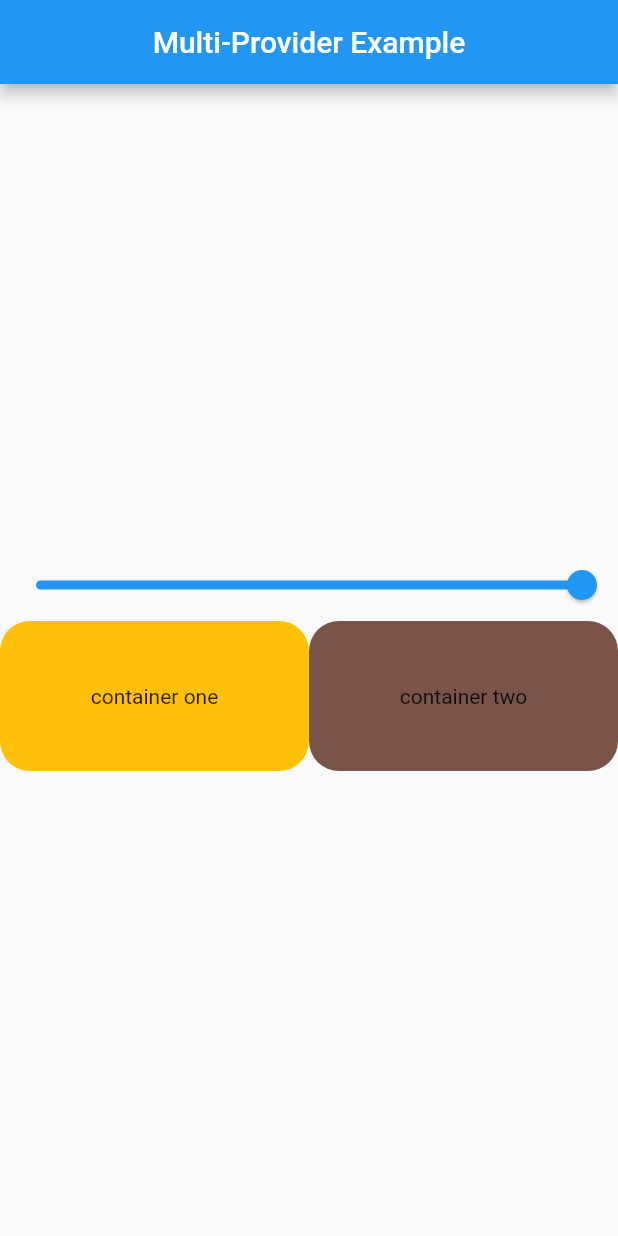
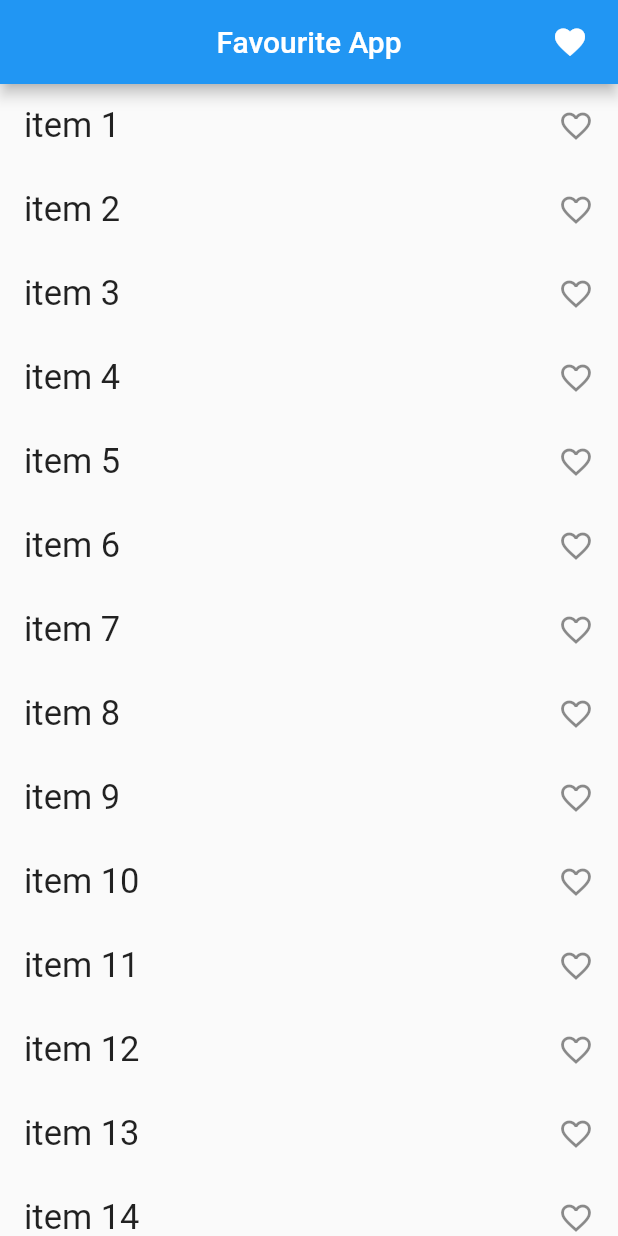
Before and after one commit to numanarif990/State_management, a Flutter app: the screen it shows after launch, on a phone screen of 412 x 824 dp. Run offline on Flutter 3.47's test engine with Material 3 defaults, Android fonts, the phone set to English and light mode, and no system bars.

Commit message:
Favourite app with multiprovider

```diff
--- a/lib/main.dart
+++ b/lib/main.dart
@@ -1,8 +1,10 @@
 import 'package:flutter/material.dart';
 import 'package:provider/provider.dart';
+import 'package:state_management/providers/favourite_provider.dart';
 import 'package:state_management/providers/multi_provider.dart';
 import 'package:state_management/screens/count_example.dart';
 import 'package:state_management/providers/provider_counter.dart';
+import 'package:state_management/screens/favourite/favourite_screen.dart';
 import 'package:state_management/screens/multi_provider_screen.dart';
 
 void main() {
@@ -15,10 +17,9 @@ class MyApp extends StatelessWidget {
   @override
   Widget build(BuildContext context) {
     return MultiProvider(providers: [
-      ChangeNotifierProvider(
-        create: (_) => ProviderCounter(),
-      ),
-      ChangeNotifierProvider(create: (_)=> MultiProvider1())
+      ChangeNotifierProvider(create: (_) => ProviderCounter()),
+      ChangeNotifierProvider(create: (_)=> MultiProvider1()),
+      ChangeNotifierProvider(create: (_)=>  FavouriteProvider())
     ],
       child: MaterialApp(
         debugShowCheckedModeBanner: false,
@@ -26,7 +27,7 @@ class MyApp extends StatelessWidget {
           useMaterial3: false,
           primarySwatch: Colors.blue,
         ),
-        home: const MultiProviderScreen(),
+        home: const FavouriteScreen(),
       ),
     );
   }
--- /dev/null
+++ b/lib/providers/favourite_provider.dart
@@ -0,0 +1,14 @@
+import 'package:flutter/foundation.dart';
+class FavouriteProvider with ChangeNotifier{
+  List<int> _selectedItems = [];
+  List<int> get selectedItems => _selectedItems;
+  void addItem(int value){
+    _selectedItems.add(value);
+    notifyListeners();
+  }
+  void removeItem(int value){
+    _selectedItems.remove(value);
+    notifyListeners();
+  }
+
+}
--- /dev/null
+++ b/lib/screens/favourite/favourite_screen.dart
@@ -0,0 +1,58 @@
+import 'package:flutter/material.dart';
+import 'package:provider/provider.dart';
+import 'package:state_management/providers/favourite_provider.dart';
+import 'package:state_management/screens/favourite/myfavourites.dart';
+
+class FavouriteScreen extends StatefulWidget {
+  const FavouriteScreen({super.key});
+
+  @override
+  State<FavouriteScreen> createState() => _FavouriteScreenState();
+}
+
+class _FavouriteScreenState extends State<FavouriteScreen> {
+  List<int> selectedItems = [];
+  @override
+  Widget build(BuildContext context) {
+    print("build");
+    return Scaffold(
+      appBar: AppBar(
+        title: const Text("Favourite App"),
+        centerTitle: true,
+        actions: [
+          InkWell(
+              onTap: (){
+                Navigator.push(context, MaterialPageRoute(builder: (context)=> const Myfavourites()));
+              },
+              child: const Icon(Icons.favorite)),
+          const SizedBox(width: 20,)
+    ]
+    ),
+      body: Column(
+        children: [
+          Expanded(
+            child: ListView.builder(
+              itemCount: 100, // Assuming 10 favorite apps for this example
+                itemBuilder: (context, index){
+                  return Consumer<FavouriteProvider>(builder: (context, value, child){
+                    return ListTile(
+                      onTap: (){
+                        if (value.selectedItems.contains(index)) {
+                          value.removeItem(index);
+                        } else {
+                          value.addItem(index);
+                        }
+
+                      },
+                      trailing: value.selectedItems.contains(index) ? const Icon(Icons.favorite) : const Icon(Icons.favorite_border_outlined),
+                      title: Text('item ${index+1}' , style: const TextStyle(fontSize: 23),),
+                    );
+                  });
+                }
+            ),
+          )
+        ],
+      ),
+    );
+  }
+}
```
Also changed, not shown: lib/screens/favourite/myfavourites.dart (added, +57 -0 lines).
